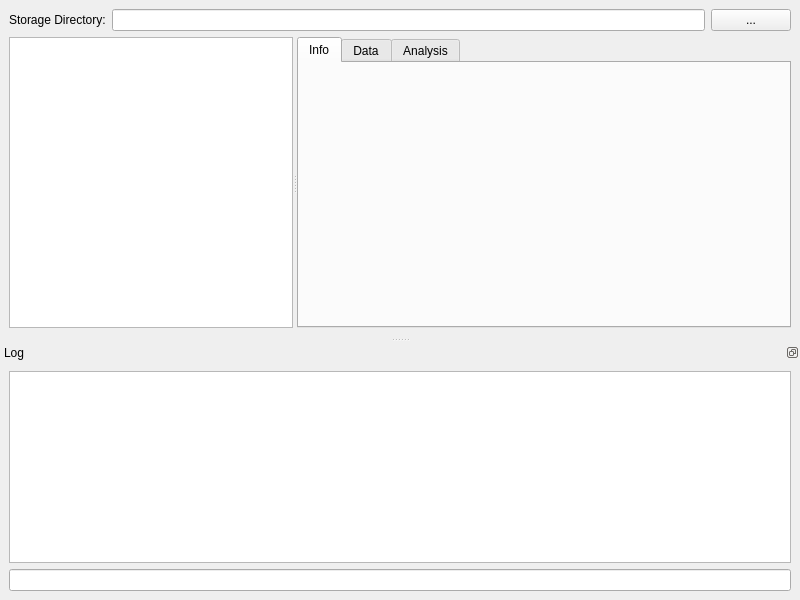
First picture: the form in lib/modules/DataManager/DataManagerTemplate.ui, repository acq4/acq4, before the edit.
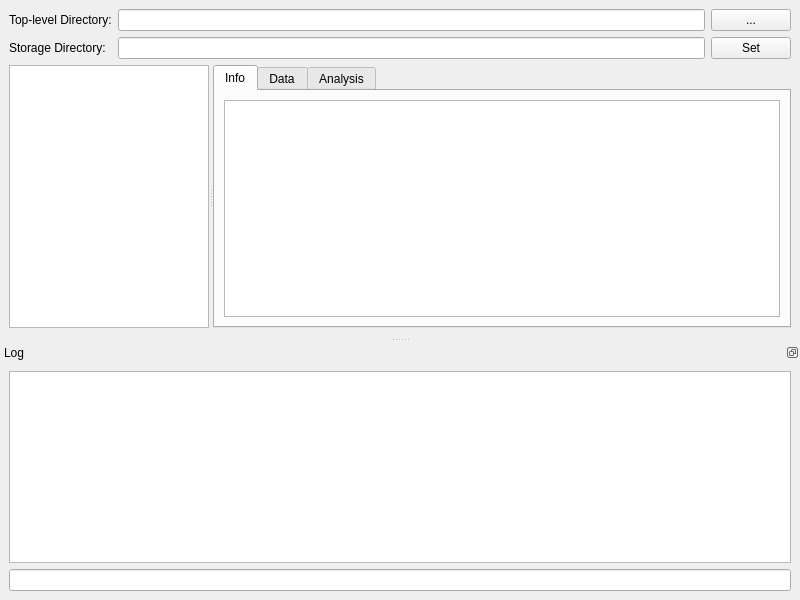
Second picture: the form after the edit.

Commit message: Fixes to NiDAQ Changes toward working DataManager

What changed in the file:
```diff
--- a/lib/modules/DataManager/DataManagerTemplate.ui
+++ b/lib/modules/DataManager/DataManagerTemplate.ui
@@ -12,32 +12,38 @@
   <property name="windowTitle" >
    <string>MainWindow</string>
   </property>
-  <widget class="QWidget" name="centralwidget" >
-   <layout class="QVBoxLayout" name="verticalLayout_2" >
-    <item>
-     <layout class="QHBoxLayout" name="horizontalLayout_2" >
-      <item>
-       <widget class="QLabel" name="label" >
-        <property name="text" >
-         <string>Storage Directory:</string>
-        </property>
-       </widget>
-      </item>
-      <item>
-       <widget class="QLineEdit" name="storageDirText" />
-      </item>
-      <item>
-       <widget class="QPushButton" name="selectDirBtn" >
-        <property name="text" >
-         <string>...</string>
-        </property>
-       </widget>
-      </item>
-     </layout>
+  <widget class="QWidget" name="centralwidget">
+   <layout class="QGridLayout" name="gridLayout">
+    <item row="0" column="0">
+     <widget class="QLabel" name="label_2">
+      <property name="text">
+       <string>Top-level Directory:</string>
+      </property>
+     </widget>
     </item>
-    <item>
-     <widget class="QSplitter" name="splitter" >
-      <property name="orientation" >
+    <item row="0" column="1">
+     <widget class="QLineEdit" name="baseDirText"/>
+    </item>
+    <item row="0" column="2">
+     <widget class="QPushButton" name="selectDirBtn">
+      <property name="text">
+       <string>...</string>
+      </property>
+     </widget>
+    </item>
+    <item row="1" column="0">
+     <widget class="QLabel" name="label">
+      <property name="text">
+       <string>Storage Directory:</string>
+      </property>
+     </widget>
+    </item>
+    <item row="1" column="1">
+     <widget class="QLineEdit" name="currentDirText"/>
+    </item>
+    <item row="2" column="0" colspan="3">
+     <widget class="QSplitter" name="splitter">
+      <property name="orientation">
        <enum>Qt::Horizontal</enum>
       </property>
       <widget class="QTreeView" name="fileTreeView" >
@@ -62,6 +68,11 @@
         <attribute name="title" >
          <string>Info</string>
         </attribute>
+        <layout class="QHBoxLayout" name="horizontalLayout">
+         <item>
+          <widget class="QTextBrowser" name="infoText"/>
+         </item>
+        </layout>
        </widget>
        <widget class="QWidget" name="tab_3" >
         <attribute name="title" >
@@ -76,6 +87,13 @@
       </widget>
      </widget>
     </item>
+    <item row="1" column="2">
+     <widget class="QPushButton" name="setCurrentDirBtn">
+      <property name="text">
+       <string>Set</string>
+      </property>
+     </widget>
+    </item>
    </layout>
   </widget>
   <widget class="QDockWidget" name="dockWidget" >
```
Left out of the diff: 53 changed lines with no effect on the pictures. The commit also changes 10 other files.
